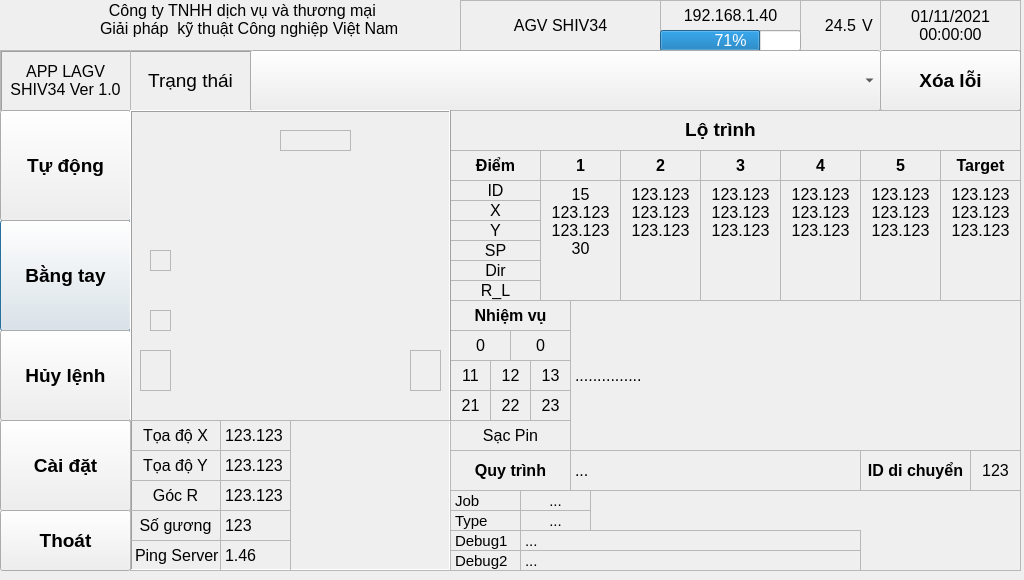
Above: app_ros600/interface/app.ui from ArchiePhung/SimulationAGV_workspace before the change. Below: the same form after it.
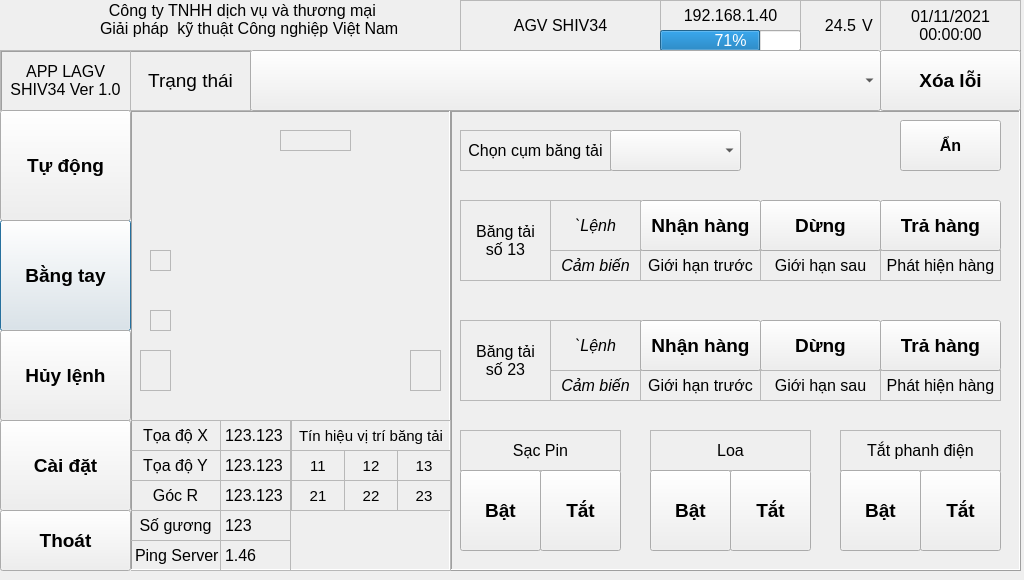
That is the form after the change. Icons and pictures are not drawn.

```diff
--- a/app_ros600/interface/app.ui
+++ b/app_ros600/interface/app.ui
@@ -1444,6 +1444,303 @@
         <bool>false</bool>
        </property>
       </widget>
+      <widget class="QLabel" name="lb_coordinates_x_2">
+       <property name="geometry">
+        <rect>
+         <x>161</x>
+         <y>0</y>
+         <width>160</width>
+         <height>31</height>
+        </rect>
+       </property>
+       <property name="font">
+        <font>
+         <pointsize>11</pointsize>
+         <weight>50</weight>
+         <bold>false</bold>
+        </font>
+       </property>
+       <property name="autoFillBackground">
+        <bool>false</bool>
+       </property>
+       <property name="frameShape">
+        <enum>QFrame::StyledPanel</enum>
+       </property>
+       <property name="lineWidth">
+        <number>1</number>
+       </property>
+       <property name="midLineWidth">
+        <number>0</number>
+       </property>
+       <property name="text">
+        <string>Tín hiệu vị trí băng tải</string>
+       </property>
+       <property name="scaledContents">
+        <bool>false</bool>
+       </property>
+       <property name="alignment">
+        <set>Qt::AlignCenter</set>
+       </property>
+       <property name="wordWrap">
+        <bool>false</bool>
+       </property>
+       <property name="openExternalLinks">
+        <bool>false</bool>
+       </property>
+      </widget>
+      <widget class="QLabel" name="lbc_safetyConveyorPos11">
+       <property name="geometry">
+        <rect>
+         <x>161</x>
+         <y>30</y>
+         <width>54</width>
+         <height>31</height>
+        </rect>
+       </property>
+       <property name="font">
+        <font>
+         <pointsize>11</pointsize>
+         <italic>false</italic>
+        </font>
+       </property>
+       <property name="autoFillBackground">
+        <bool>true</bool>
+       </property>
+       <property name="frameShape">
+        <enum>QFrame::StyledPanel</enum>
+       </property>
+       <property name="lineWidth">
+        <number>1</number>
+       </property>
+       <property name="midLineWidth">
+        <number>0</number>
+       </property>
+       <property name="text">
+        <string>11</string>
+       </property>
+       <property name="scaledContents">
+        <bool>false</bool>
+       </property>
+       <property name="alignment">
+        <set>Qt::AlignCenter</set>
+       </property>
+       <property name="wordWrap">
+        <bool>false</bool>
+       </property>
+       <property name="openExternalLinks">
+        <bool>false</bool>
+       </property>
+      </widget>
+      <widget class="QLabel" name="lbc_safetyConveyorPos12">
+       <property name="geometry">
+        <rect>
+         <x>214</x>
+         <y>30</y>
+         <width>54</width>
+         <height>31</height>
+        </rect>
+       </property>
+       <property name="font">
+        <font>
+         <pointsize>11</pointsize>
+        </font>
+       </property>
+       <property name="autoFillBackground">
+        <bool>true</bool>
+       </property>
+       <property name="frameShape">
+        <enum>QFrame::StyledPanel</enum>
+       </property>
+       <property name="lineWidth">
+        <number>1</number>
+       </property>
+       <property name="midLineWidth">
+        <number>0</number>
+       </property>
+       <property name="text">
+        <string>12</string>
+       </property>
+       <property name="scaledContents">
+        <bool>false</bool>
+       </property>
+       <property name="alignment">
+        <set>Qt::AlignCenter</set>
+       </property>
+       <property name="wordWrap">
+        <bool>false</bool>
+       </property>
+       <property name="openExternalLinks">
+        <bool>false</bool>
+       </property>
+      </widget>
+      <widget class="QLabel" name="lbc_safetyConveyorPos13">
+       <property name="geometry">
+        <rect>
+         <x>267</x>
+         <y>30</y>
+         <width>54</width>
+         <height>31</height>
+        </rect>
+       </property>
+       <property name="font">
+        <font>
+         <pointsize>11</pointsize>
+        </font>
+       </property>
+       <property name="autoFillBackground">
+        <bool>true</bool>
+       </property>
+       <property name="frameShape">
+        <enum>QFrame::StyledPanel</enum>
+       </property>
+       <property name="lineWidth">
+        <number>1</number>
+       </property>
+       <property name="midLineWidth">
+        <number>0</number>
+       </property>
+       <property name="text">
+        <string>13</string>
+       </property>
+       <property name="scaledContents">
+        <bool>false</bool>
+       </property>
+       <property name="alignment">
+        <set>Qt::AlignCenter</set>
+       </property>
+       <property name="wordWrap">
+        <bool>false</bool>
+       </property>
+       <property name="openExternalLinks">
+        <bool>false</bool>
+       </property>
+      </widget>
+      <widget class="QLabel" name="lbc_safetyConveyorPos21">
+       <property name="geometry">
+        <rect>
+         <x>161</x>
+         <y>60</y>
+         <width>54</width>
+         <height>31</height>
+        </rect>
+       </property>
+       <property name="font">
+        <font>
+         <pointsize>11</pointsize>
+        </font>
+       </property>
+       <property name="autoFillBackground">
+        <bool>true</bool>
+       </property>
+       <property name="frameShape">
+        <enum>QFrame::StyledPanel</enum>
+       </property>
+       <property name="lineWidth">
+        <number>1</number>
+       </property>
+       <property name="midLineWidth">
+        <number>0</number>
+       </property>
+       <property name="text">
+        <string>21</string>
+       </property>
+       <property name="scaledContents">
+        <bool>false</bool>
+       </property>
+       <property name="alignment">
+        <set>Qt::AlignCenter</set>
+       </property>
+       <property name="wordWrap">
+        <bool>false</bool>
+       </property>
+       <property name="openExternalLinks">
+        <bool>false</bool>
+       </property>
+      </widget>
+      <widget class="QLabel" name="lbc_safetyConveyorPos22">
+       <property name="geometry">
+        <rect>
+         <x>214</x>
+         <y>60</y>
+         <width>54</width>
+         <height>31</height>
+        </rect>
+       </property>
+       <property name="font">
+        <font>
+         <pointsize>11</pointsize>
+        </font>
+       </property>
+       <property name="autoFillBackground">
+        <bool>true</bool>
+       </property>
+       <property name="frameShape">
+        <enum>QFrame::StyledPanel</enum>
+       </property>
+       <property name="lineWidth">
+        <number>1</number>
+       </property>
+       <property name="midLineWidth">
+        <number>0</number>
+       </property>
+       <property name="text">
+        <string>22</string>
+       </property>
+       <property name="scaledContents">
+        <bool>false</bool>
+       </property>
+       <property name="alignment">
+        <set>Qt::AlignCenter</set>
+       </property>
+       <property name="wordWrap">
+        <bool>false</bool>
+       </property>
+       <property name="openExternalLinks">
+        <bool>false</bool>
+       </property>
+      </widget>
+      <widget class="QLabel" name="lbc_safetyConveyorPos23">
+       <property name="geometry">
+        <rect>
+         <x>267</x>
+         <y>60</y>
+         <width>54</width>
+         <height>31</height>
+        </rect>
+       </property>
+       <property name="font">
+        <font>
+         <pointsize>11</pointsize>
+        </font>
+       </property>
+       <property name="autoFillBackground">
+        <bool>true</bool>
+       </property>
+       <property name="frameShape">
+        <enum>QFrame::StyledPanel</enum>
+       </property>
+       <property name="lineWidth">
+        <number>1</number>
+       </property>
+       <property name="midLineWidth">
+        <number>0</number>
+       </property>
+       <property name="text">
+        <string>23</string>
+       </property>
+       <property name="scaledContents">
+        <bool>false</bool>
+       </property>
+       <property name="alignment">
+        <set>Qt::AlignCenter</set>
+       </property>
+       <property name="wordWrap">
+        <bool>false</bool>
+       </property>
+       <property name="openExternalLinks">
+        <bool>false</bool>
+       </property>
+      </widget>
      </widget>
      <widget class="QLabel" name="lbc_safetyConveyor2">
       <property name="geometry">
@@ -5249,10 +5546,10 @@
       </property>
      </widget>
     </widget>
-    <zorder>fr_handMode_conveyor</zorder>
-    <zorder>fr_handMode_move</zorder>
     <zorder>fr_listTask</zorder>
     <zorder>fr_password</zorder>
+    <zorder>fr_handMode_move</zorder>
+    <zorder>fr_handMode_conveyor</zorder>
     <zorder>fr_agv</zorder>
    </widget>
    <widget class="QFrame" name="fr_setting">
@@ -7745,6 +8042,7 @@
     </widget>
    </widget>
    <zorder>fr_setting</zorder>
+   <zorder>fr_control</zorder>
    <zorder>bt_passHand</zorder>
    <zorder>lb_version</zorder>
    <zorder>bt_passAuto</zorder>
@@ -7754,7 +8052,6 @@
    <zorder>bt_cancelMission</zorder>
    <zorder>bt_clearError</zorder>
    <zorder>cb_status</zorder>
-   <zorder>fr_control</zorder>
   </widget>
   <widget class="QProgressBar" name="pb_qualityWifi">
    <property name="geometry">
```
